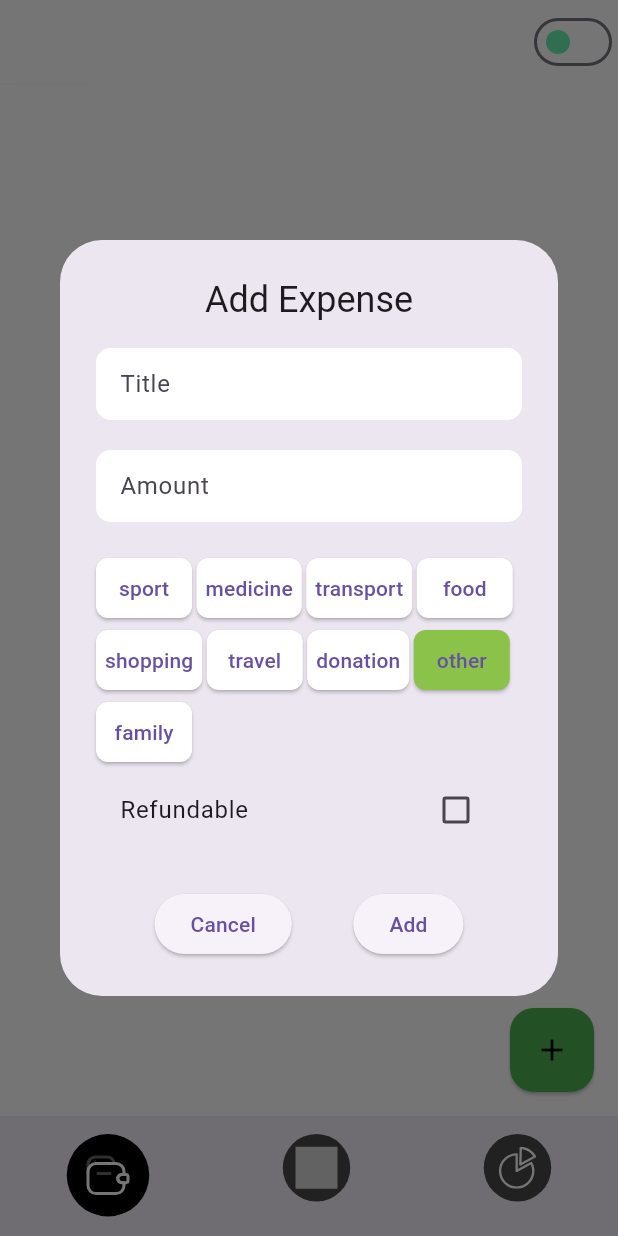
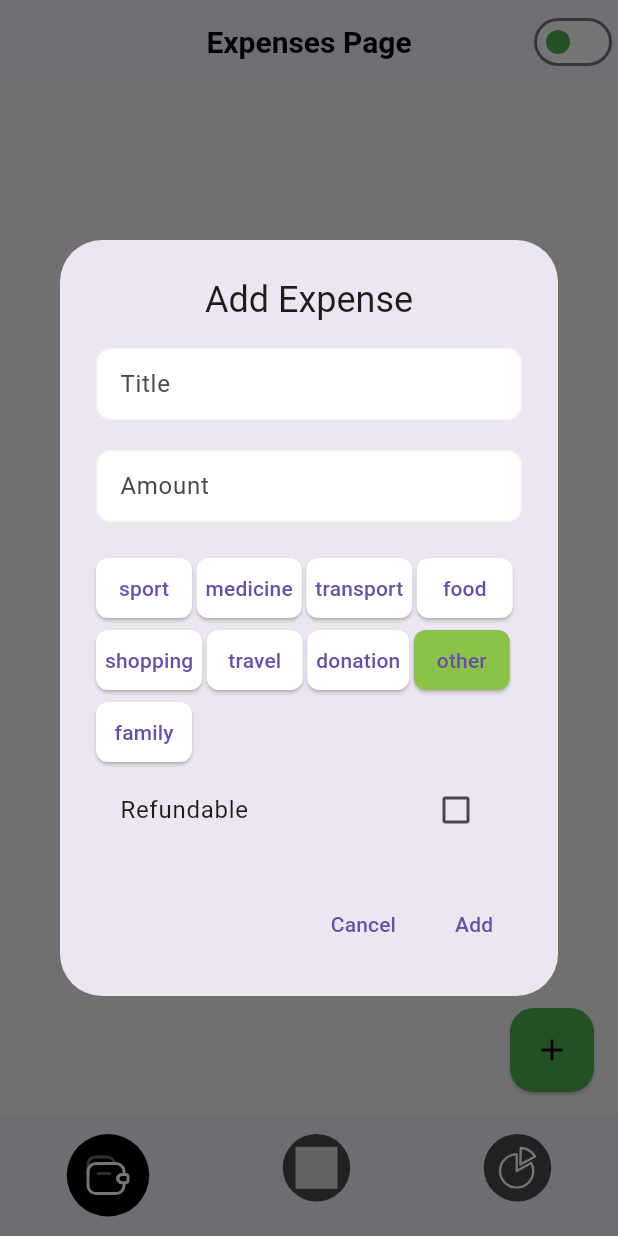
Before and after one commit to shaymardanov9704/my_finance, a Flutter app: the screen it shows after launch, after a tap on the "add" icon, on a phone screen of 412 x 824 dp. Run offline on Flutter 3.47's test engine with Material 2 defaults, Android fonts, the phone set to English and light mode, and no system bars; our stand-ins replace flutter_svg, google_fonts, hive, hive_flutter; accounts and stored records are empty.

Commit message:
refactor theme

```diff
--- a/lib/core/utils/app_colors.dart
+++ b/lib/core/utils/app_colors.dart
@@ -1,12 +1,27 @@
 import 'dart:ui';
 
+import 'package:flutter/material.dart';
+
 class AppColors {
+  static Color primary = const Color(0xFF3F51B5);
+  static Color darkPrimary = const Color(0xFF303F9F);
   static Color white = const Color(0xFFFFFFFF);
-  static Color grey = const Color(0x0ffff6fa);
+  static Color grey = const Color(0xFF9E9E9E);
   static Color black = const Color(0xFF000000);
-  static Color background = const Color(0xFFFFFFFF);
-  static Color darkBackground = const Color(0xFF000000);
-  static Color blue = const Color(0xFF4960F9);
-  static Color green = const Color(0xFF69F0AE);
-  static Color red = const Color(0xFFFF0808);
+  static Color background = const Color(0xFFF5F5F5);
+  static Color darkBackground = const  Color(0xFF424242);
+  static Color blue = const Color(0xFF2196F3);
+  static Color green = const Color(0xFF4CAF50);
+  static Color red = const Color(0xFFF44336);
+  static Color teal = const Color(0xFF009688);
+  static Color pink = const Color(0xFFE91E63);
+  static Color yellow = const Color(0xFFFFEB3B);
+  static Color purple = const Color(0xFF9C27B0);
+  static Color orange = const Color(0xFFFF5722);
+  static Color darkOrange = const Color(0xFFE64A19);
+  static Color orangeA = const Color(0xFFFF9800);
+  static Color card = const Color(0xFFF9F0FF);
+  static Color darCard = const Color(0xFF212121);
+  static Color appBarBack = const Color(0xFFF9F0FF);
+  static Color appBarDarkBack = const Color(0xFF212121);
 }
--- a/lib/core/utils/app_themes.dart
+++ b/lib/core/utils/app_themes.dart
@@ -1,6 +1,6 @@
 import 'package:flutter/material.dart';
 import 'package:my_finance/core/utils/app_colors.dart';
-import 'package:my_finance/core/utils/app_text_styles.dart';
+import 'package:my_finance/core/utils/theme_properties.dart';
 
 class AppThemes {
   static ThemeData light() {
@@ -11,39 +11,12 @@
       scaffoldBackgroundColor: AppColors.background,
       brightness: Brightness.light,
       dividerColor: Colors.transparent,
-      iconTheme: IconThemeData(color: AppColors.black),
-      floatingActionButtonTheme: const FloatingActionButtonThemeData(
-        backgroundColor: Colors.green,
-        elevation: 1,
-      ),
-      appBarTheme: AppBarTheme(
-        elevation: 0.1,
-        centerTitle: true,
-        backgroundColor: AppColors.background,
-        shadowColor: AppColors.darkBackground,
-        actionsIconTheme: IconThemeData(color: AppColors.black),
-        iconTheme: IconThemeData(color: AppColors.black),
-        titleTextStyle: AppTextStyles.style600.copyWith(fontSize: 20),
-      ),
-      inputDecorationTheme: InputDecorationTheme(
-        contentPadding: const EdgeInsets.symmetric(horizontal: 12, vertical: 8),
-        fillColor: Colors.white,
-        filled: true,
-        hintStyle: AppTextStyles.style400.copyWith(fontSize: 16),
-        border: OutlineInputBorder(borderRadius: BorderRadius.circular(10)),
-        enabledBorder: OutlineInputBorder(
-          borderRadius: BorderRadius.circular(10),
-          borderSide:  BorderSide(color: AppColors.background, width: 1),
-        ),
-        focusedBorder: OutlineInputBorder(
-          borderRadius: BorderRadius.circular(10),
-          borderSide: BorderSide(color: AppColors.green, width: 1),
-        ),
-        errorBorder: OutlineInputBorder(
-          borderRadius: BorderRadius.circular(10),
-          borderSide:  BorderSide(color: AppColors.red, width: 1),
-        ),
-      ),
+      cardTheme: ThemeProperties.card,
+      iconTheme: ThemeProperties.icon,
+      floatingActionButtonTheme: ThemeProperties.floatingActionButton,
+      appBarTheme: ThemeProperties.appBar,
+      inputDecorationTheme: ThemeProperties.inputDecoration,
+      bottomAppBarTheme: ThemeProperties.bottomAppBar,
     );
   }
 
@@ -55,44 +28,12 @@
       shadowColor: AppColors.background,
       dividerColor: Colors.transparent,
       scaffoldBackgroundColor: AppColors.darkBackground,
-      cardColor: AppColors.black,
-      iconTheme: IconThemeData(color: AppColors.white),
-      appBarTheme: AppBarTheme(
-        elevation: 0.1,
-        centerTitle: true,
-        shadowColor: AppColors.background,
-        backgroundColor: AppColors.darkBackground,
-        actionsIconTheme: IconThemeData(color: AppColors.white),
-        iconTheme: IconThemeData(color: AppColors.white),
-        titleTextStyle: AppTextStyles.style600
-            .copyWith(fontSize: 20, color: AppColors.white),
-      ),
-      floatingActionButtonTheme: const FloatingActionButtonThemeData(
-        backgroundColor: Colors.green,
-        elevation: 1,
-      ),
-      inputDecorationTheme: InputDecorationTheme(
-        contentPadding: const EdgeInsets.symmetric(horizontal: 12, vertical: 8),
-        fillColor: AppColors.darkBackground,
-        filled: true,
-        hintStyle: AppTextStyles.style400.copyWith(
-          color: AppColors.green,
-          fontSize: 16,
-        ),
-        border: OutlineInputBorder(borderRadius: BorderRadius.circular(10)),
-        enabledBorder: OutlineInputBorder(
-          borderRadius: BorderRadius.circular(10),
-          borderSide: BorderSide(color: AppColors.darkBackground, width: 1),
-        ),
-        focusedBorder: OutlineInputBorder(
-          borderRadius: BorderRadius.circular(10),
-          borderSide: BorderSide(color: AppColors.green, width: 1),
-        ),
-        errorBorder: OutlineInputBorder(
-          borderRadius: BorderRadius.circular(10),
-          borderSide: BorderSide(color: AppColors.red, width: 1),
-        ),
-      ),
+      cardTheme: ThemeProperties.darkCard,
+      iconTheme: ThemeProperties.darkIcon,
+      appBarTheme: ThemeProperties.darkAppBar,
+      floatingActionButtonTheme: ThemeProperties.darkFloatingActionButton,
+      inputDecorationTheme: ThemeProperties.darkInputDecoration,
+      bottomAppBarTheme: ThemeProperties.darkBottomAppBar,
     );
   }
 }
--- /dev/null
+++ b/lib/core/utils/theme_properties.dart
@@ -0,0 +1,100 @@
+import 'package:flutter/material.dart';
+import 'package:my_finance/core/utils/app_colors.dart';
+import 'package:my_finance/core/utils/app_text_styles.dart';
+
+class ThemeProperties {
+  ///light theme properties
+  static final card = CardTheme(
+    color: AppColors.card,
+    shadowColor: AppColors.darkBackground,
+  );
+  static final icon = IconThemeData(color: AppColors.black);
+  static final appBar = AppBarTheme(
+    elevation: 0.1,
+    centerTitle: true,
+    backgroundColor: AppColors.appBarBack,
+    shadowColor: AppColors.darkBackground,
+    actionsIconTheme: IconThemeData(color: AppColors.black),
+    iconTheme: IconThemeData(color: AppColors.black),
+    titleTextStyle: AppTextStyles.style600.copyWith(
+      fontSize: 20,
+      color: AppColors.black,
+    ),
+  );
+  static final bottomAppBar = BottomAppBarTheme(
+    elevation: 0.5,
+    shadowColor: AppColors.darkBackground,
+  );
+  static final inputDecoration = InputDecorationTheme(
+    contentPadding: const EdgeInsets.symmetric(horizontal: 12, vertical: 8),
+    fillColor: Colors.white,
+    filled: true,
+    hintStyle: AppTextStyles.style400.copyWith(fontSize: 16),
+    border: OutlineInputBorder(borderRadius: BorderRadius.circular(10)),
+    enabledBorder: OutlineInputBorder(
+      borderRadius: BorderRadius.circular(10),
+      borderSide: BorderSide(color: AppColors.background, width: 1),
+    ),
+    focusedBorder: OutlineInputBorder(
+      borderRadius: BorderRadius.circular(10),
+      borderSide: BorderSide(color: AppColors.green, width: 1),
+    ),
+    errorBorder: OutlineInputBorder(
+      borderRadius: BorderRadius.circular(10),
+      borderSide: BorderSide(color: AppColors.red, width: 1),
+    ),
+  );
+  static const floatingActionButton = FloatingActionButtonThemeData(
+    backgroundColor: Colors.green,
+    elevation: 1,
+  );
+
+  ///Dark theme properties
+  static final darkCard = CardTheme(
+    color: AppColors.darCard,
+    shadowColor: AppColors.grey,
+  );
+  static final darkIcon = IconThemeData(color: AppColors.white);
+  static final darkAppBar = AppBarTheme(
+    elevation: 0.1,
+    centerTitle: true,
+    shadowColor: AppColors.background,
+    backgroundColor: AppColors.appBarDarkBack,
+    actionsIconTheme: IconThemeData(color: AppColors.white),
+    iconTheme: IconThemeData(color: AppColors.white),
+    titleTextStyle: AppTextStyles.style600.copyWith(
+      fontSize: 20,
+      color: AppColors.white,
+    ),
+  );
+  static final darkBottomAppBar = BottomAppBarTheme(
+    elevation: 0.5,
+    shadowColor: AppColors.background,
+  );
+  static const darkFloatingActionButton = FloatingActionButtonThemeData(
+    backgroundColor: Colors.green,
+    elevation: 1,
+  );
+  static final darkInputDecoration = InputDecorationTheme(
+    contentPadding: const EdgeInsets.symmetric(horizontal: 12, vertical: 8),
+    fillColor: AppColors.darkBackground,
+    filled: true,
+    hintStyle: AppTextStyles.style400.copyWith(
+      color: AppColors.green,
+      fontSize: 16,
+    ),
+    border: OutlineInputBorder(borderRadius: BorderRadius.circular(10)),
+    enabledBorder: OutlineInputBorder(
+      borderRadius: BorderRadius.circular(10),
+      borderSide: BorderSide(color: AppColors.darkBackground, width: 1),
+    ),
+    focusedBorder: OutlineInputBorder(
+      borderRadius: BorderRadius.circular(10),
+      borderSide: BorderSide(color: AppColors.green, width: 1),
+    ),
+    errorBorder: OutlineInputBorder(
+      borderRadius: BorderRadius.circular(10),
+      borderSide: BorderSide(color: AppColors.red, width: 1),
+    ),
+  );
+}
--- a/lib/features/expenses/presentation/dialogs/expense_dialog.dart
+++ b/lib/features/expenses/presentation/dialogs/expense_dialog.dart
@@ -141,14 +141,13 @@
           ),
         ),
       ),
-      actionsAlignment: MainAxisAlignment.center,
+      // actionsAlignment: MainAxisAlignment.center,
       actions: <Widget>[
-        ElevatedButton(
+        TextButton(
           child: const Text('Cancel'),
           onPressed: () => Navigator.of(context).pop(),
         ),
-        const SizedBox(width: 25),
-        ElevatedButton(
+        TextButton(
           child: Text(isEditing ? 'Save' : 'Add'),
           onPressed: () async {
             final isValid = formKey.currentState!.validate();
--- a/lib/features/expenses/presentation/widgets/top_widget.dart
+++ b/lib/features/expenses/presentation/widgets/top_widget.dart
@@ -2,6 +2,8 @@
 import 'package:my_finance/core/constants/constants.dart';
 import 'package:my_finance/core/utils/app_colors.dart';
 import 'package:my_finance/core/utils/app_text_styles.dart';
+import 'package:my_finance/features/skeleton/provider/theme_provider.dart';
+import 'package:provider/provider.dart';
 
 class TopWidget extends StatelessWidget {
   final String amount;
@@ -10,6 +12,7 @@
 
   @override
   Widget build(BuildContext context) {
+    final isDark = context.watch<ThemeProvider>().isDark;
     return Container(
       padding: const EdgeInsets.all(16),
       margin: const EdgeInsets.symmetric(horizontal: 16),
@@ -17,20 +20,26 @@
       decoration: BoxDecoration(
         borderRadius: BorderRadius.circular(16),
         gradient: LinearGradient(
-          begin: Alignment.centerLeft,
-          end: Alignment.centerRight,
-          colors: [
-            // context.watch<ThemeProvider>().currentTheme;
-            AppColors.blue.withOpacity(0.8),
-            AppColors.white,
-          ],
+          begin: Alignment.topLeft,
+          end: Alignment.bottomRight,
+          colors: isDark
+              ? [
+                  AppColors.green,
+                  AppColors.green.withOpacity(0.9),
+                  AppColors.black,
+                ]
+              : [
+                  AppColors.green,
+                  AppColors.green.withOpacity(0.9),
+                  AppColors.white,
+                ],
         ),
-        boxShadow: const [
+        boxShadow: [
           BoxShadow(
-            color: Colors.black,
-            offset: Offset(0, 0.5),
-            blurRadius: 0.5,
-            spreadRadius: 0.5,
+            color:isDark?AppColors.green: AppColors.black,
+            offset: const Offset(0, 0.4),
+            blurRadius: 0.4,
+            spreadRadius: 0.4,
           )
         ],
       ),
--- a/lib/features/skeleton/provider/theme_provider.dart
+++ b/lib/features/skeleton/provider/theme_provider.dart
@@ -20,6 +20,8 @@
 
   ThemeData get currentTheme => _currentTheme;
 
+  bool get isDark => currentTheme.brightness == Brightness.dark;
+
   void setTheme(int themeIndex) {
     _currentTheme = _getThemeFromIndex(themeIndex);
     _themeBox.put(kCurrentTheme, themeIndex);
```
